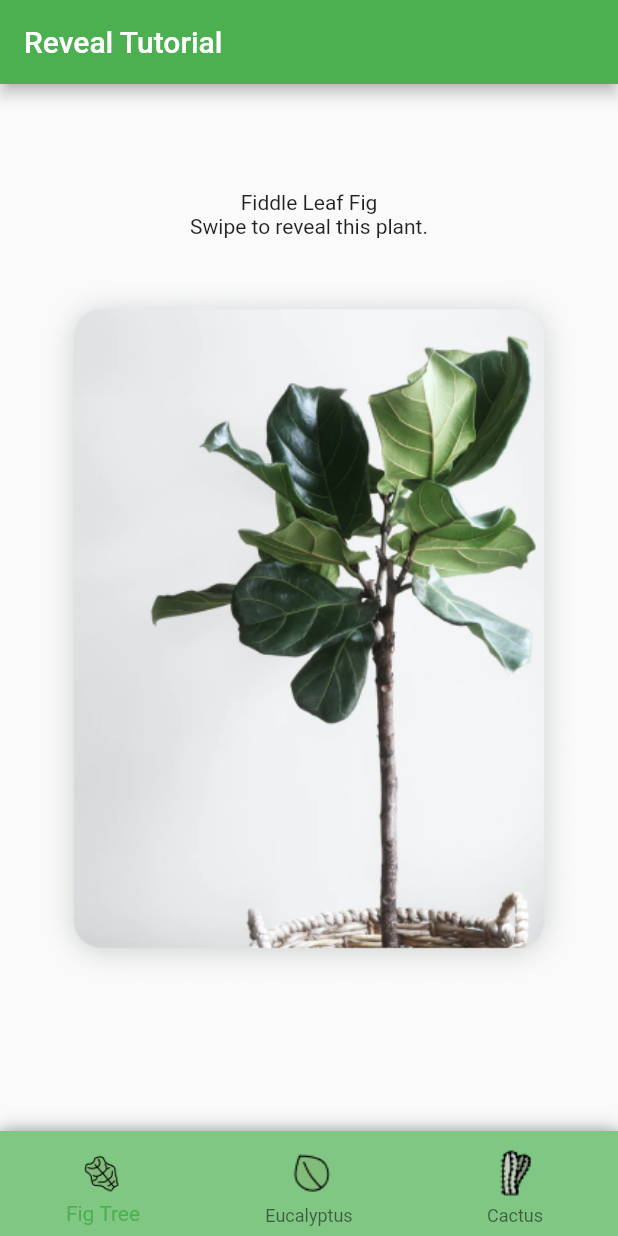
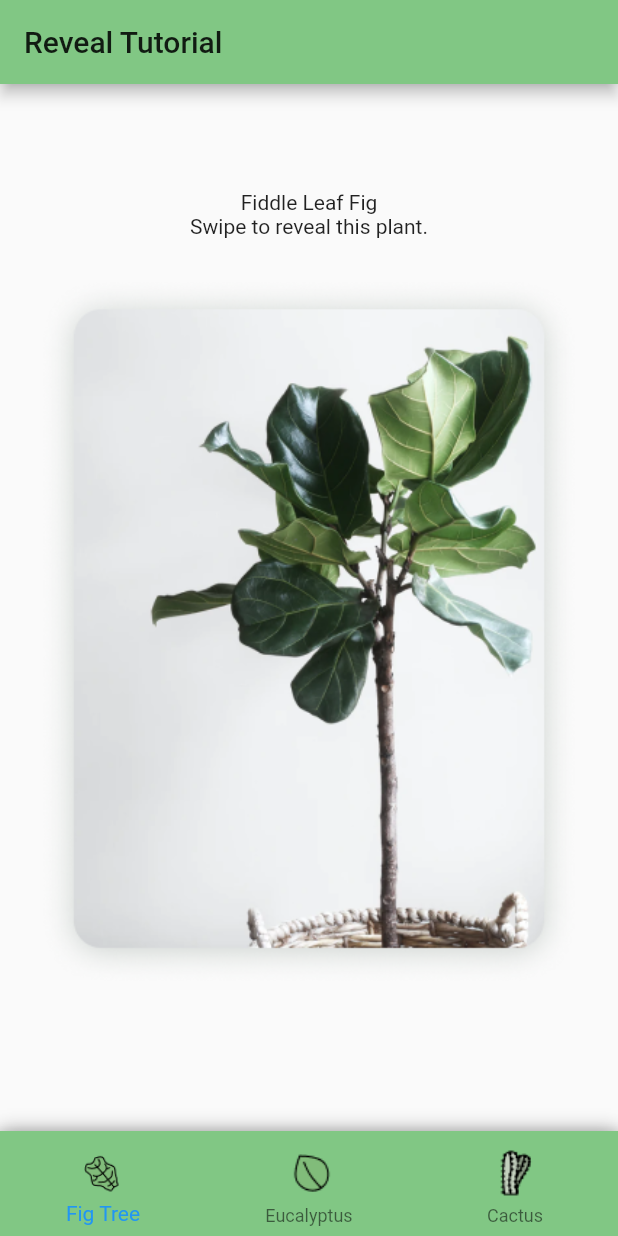
Before and after one commit to stablekernel/Flutter-tutorial, a Flutter app: the screen it shows after launch, on a phone screen of 412 x 824 dp. Run offline on Flutter 3.47's test engine with Material 2 defaults, Android fonts, the phone set to English and light mode, and no system bars; missing offline and left inert: scratcher; statements that could not run were skipped.

```diff
--- a/lib/main.dart
+++ b/lib/main.dart
@@ -12,7 +12,8 @@ class MyApp extends StatelessWidget {
     return MaterialApp(
       title: 'Reveal Tutorial',
       theme: ThemeData(
-        primarySwatch: Colors.green,
+        primaryColor: Colors.green[300],
+        accentColor: Colors.green[900],
       ),
       home: SplashScreen(
         seconds: 1,
@@ -24,50 +25,3 @@ class MyApp extends StatelessWidget {
     );
   }
 }
-
-// class MyHomePage extends StatefulWidget {
-//   MyHomePage({Key key, this.title}) : super(key: key);
-//
-//   final String title;
-//
-//   @override
-//   _MyHomePageState createState() => _MyHomePageState();
-// }
-//
-// class _MyHomePageState extends State<MyHomePage> {
-//   int _counter = 0;
-//
-//   void _incrementCounter() {
-//     setState(() {
-//       _counter++;
-//     });
-//   }
-//
-//   @override
-//   Widget build(BuildContext context) {
-//     return Scaffold(
-//       appBar: AppBar(
-//         title: Text(widget.title),
-//       ),
-//       body: Center(
-//         child: Column(
-//           mainAxisAlignment: MainAxisAlignment.center,
-//           children: <Widget>[
-//             Text(
-//               'You have pushed the button this many times:',
-//             ),
-//             Text(
-//               '$_counter',
-//               style: Theme.of(context).textTheme.headline4,
-//             ),
-//           ],
-//         ),
-//       ),
-//       floatingActionButton: FloatingActionButton(
-//         onPressed: _incrementCounter,
-//         tooltip: 'Increment',
-//         child: Icon(Icons.add),
-//       ),
-//     );
-//   }
-// }
```
Also changed, not shown: assets/images/plant1.jpeg (added), assets/images/plant2.jpeg (added), 9 other files.
